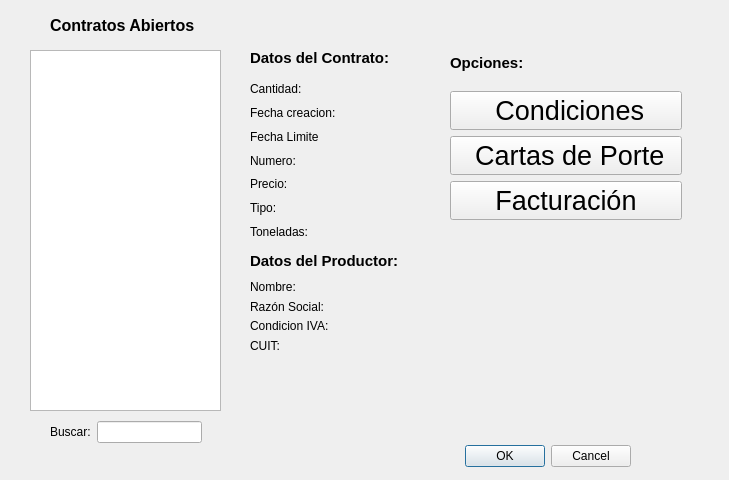
Qt form gui_contratos_abiertos.ui (Jose-Cisneros/MoliTec) before a commit.
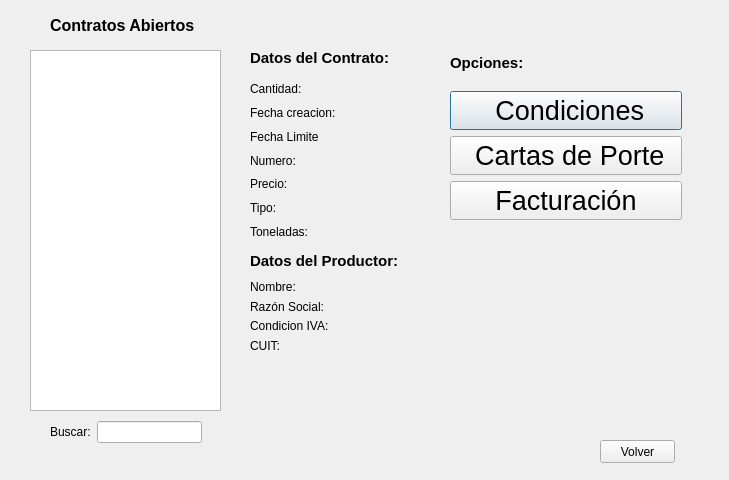
The same form after that commit.

What changed in the file:
```diff
--- a/gui_contratos_abiertos.ui
+++ b/gui_contratos_abiertos.ui
@@ -16,22 +16,6 @@
   <property name="styleSheet">
    <string notr="true"/>
   </property>
-  <widget class="QDialogButtonBox" name="buttonBox">
-   <property name="geometry">
-    <rect>
-     <x>10</x>
-     <y>440</y>
-     <width>621</width>
-     <height>32</height>
-    </rect>
-   </property>
-   <property name="orientation">
-    <enum>Qt::Horizontal</enum>
-   </property>
-   <property name="standardButtons">
-    <set>QDialogButtonBox::Cancel|QDialogButtonBox::Ok</set>
-   </property>
-  </widget>
   <widget class="QListWidget" name="listWidget">
    <property name="geometry">
     <rect>
@@ -305,6 +289,19 @@
     </item>
    </layout>
   </widget>
+  <widget class="QPushButton" name="pushButton_2">
+   <property name="geometry">
+    <rect>
+     <x>600</x>
+     <y>440</y>
+     <width>75</width>
+     <height>23</height>
+    </rect>
+   </property>
+   <property name="text">
+    <string>Volver</string>
+   </property>
+  </widget>
  </widget>
  <resources/>
  <connections>
```
Left out of the diff: 35 changed lines with no effect on the pictures.
